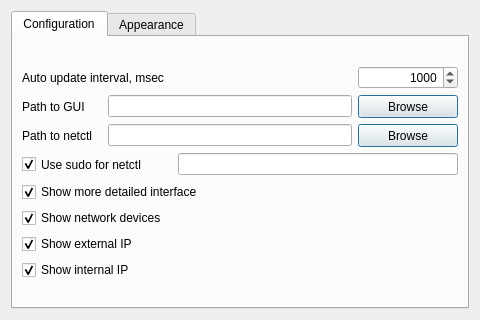
Above: sources/plasmoid/configwindow.ui from arcan1s/netctl-gui before the change. Below: the same form after it.
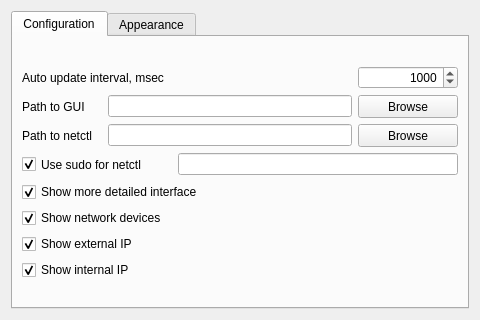
That is the form after the change. Custom widgets are drawn as their Qt base class.

The edit to the form file:
```diff
--- a/sources/plasmoid/configwindow.ui
+++ b/sources/plasmoid/configwindow.ui
@@ -127,9 +127,6 @@
            <property name="text">
             <string>Browse</string>
            </property>
-           <property name="default">
-            <bool>true</bool>
-           </property>
           </widget>
          </item>
         </layout>
@@ -163,9 +160,6 @@
            <property name="text">
             <string>Browse</string>
            </property>
-           <property name="default">
-            <bool>true</bool>
-           </property>
           </widget>
          </item>
         </layout>
```
Left out of the diff: 6 changed lines with no effect on the pictures.
